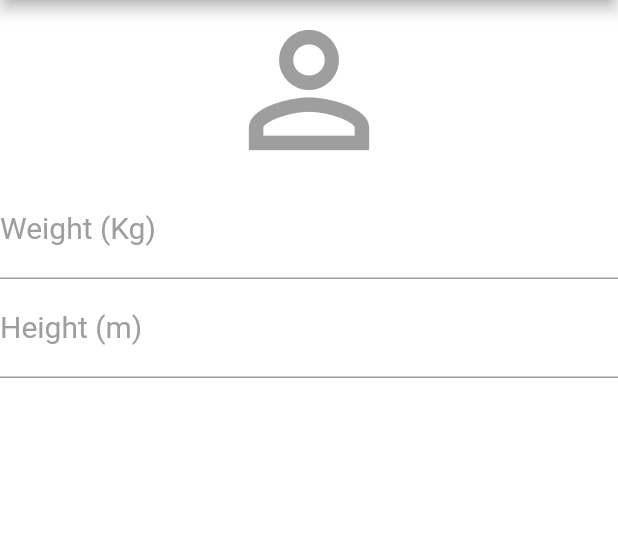
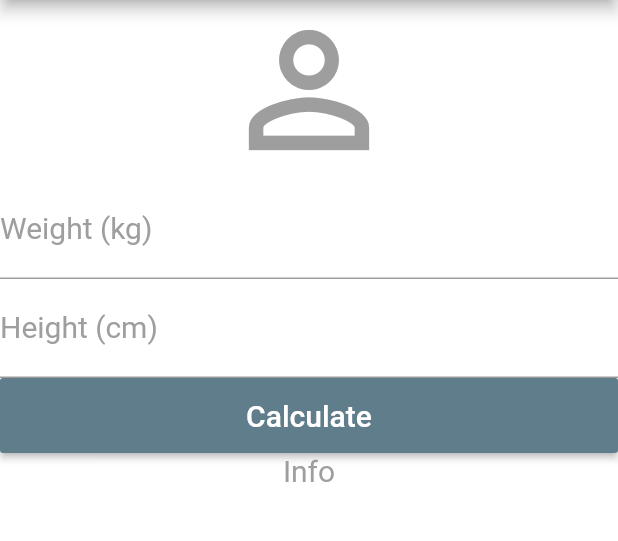
Before and after one commit to AleBark/Body-Mass-Index-Calculator, a Flutter app: the screen it shows after launch, on a phone screen of 412 x 824 dp, the part 84-625 px from its top. Run offline on Flutter 3.47's test engine with Material 2 defaults, Android fonts, the phone set to English and light mode, and no system bars.

```diff
--- a/lib/main.dart
+++ b/lib/main.dart
@@ -24,14 +24,15 @@ class _HomeState extends State<Home> {
         ],
       ),
       backgroundColor: Colors.white,
-      body: Column(
+      body: SingleChildScrollView(
+        child:  Column(
           crossAxisAlignment: CrossAxisAlignment.stretch,
           children: <Widget>[
             Icon(Icons.person_outline, size: 120, color: Colors.grey),
             TextField(
               keyboardType: TextInputType.number,
               decoration: InputDecoration(
-                labelText: "Weight (Kg)",
+                  labelText: "Weight (kg)",
                   labelStyle: TextStyle(color: Colors.grey)),
               textAlign: TextAlign.center,
               style: TextStyle(color: Colors.grey, fontSize: 20.0),
@@ -39,13 +40,30 @@ class _HomeState extends State<Home> {
             TextField(
               keyboardType: TextInputType.number,
               decoration: InputDecoration(
-                labelText: "Height (m)",
+                  labelText: "Height (cm)",
                   labelStyle: TextStyle(color: Colors.grey)),
+              textAlign: TextAlign.center,
+              style: TextStyle(color: Colors.grey, fontSize: 20.0),
+            ),
+            Container(
+              height: 50.0,
+              child: RaisedButton(
+                onPressed: () {},
+                child: Text(
+                  'Calculate',
+                  style: TextStyle(color: Colors.white, fontSize: 20.0),
+                ),
+                color: Colors.blueGrey,
+              ),
+            ),
+            Text(
+              "Info",
               textAlign: TextAlign.center,
               style: TextStyle(color: Colors.grey, fontSize: 20.0),
             )
           ],
         ),
+      ),
     );
   }
 }
```
Lines whose indentation alone changed are shown as unchanged.
